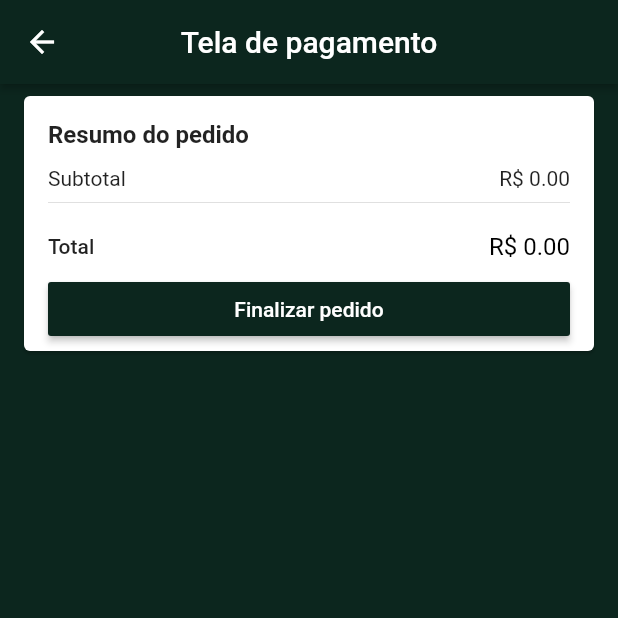
After one commit to wilsonraj-dev/projetoIntegradorV, a Flutter app: the CheckoutScreen screen opened by its route, on a phone screen of 412 x 824 dp, the top half of it. The commit adds this screen. Run offline on Flutter 3.47's test engine with Material 2 defaults, Android fonts, the phone set to English and light mode, and no system bars; our stand-ins replace brasil_fields, carousel_pro, cloud_firestore, dio, firebase_auth, geolocator and 1 more; missing offline and left inert: alphabet_list_scroll_view; accounts and stored records are empty; network calls fail.

Commit message:
Criando a tela para envio e confirmação do pagamento

```diff
--- a/lib/model/cart_product.dart
+++ b/lib/model/cart_product.dart
@@ -45,8 +45,16 @@ class CartProduct extends ChangeNotifier{
   String productId;
   int quantity;
   String size;
+  num fixedPrice;
+  Product product;
 
-  Product product;
+  /*Product _product;
+  Product get product => _product;
+  set product(Product value){
+    _product = value;
+    notifyListeners();
+  }*/
+
 
   ItemSize get itemSize{
     if(product == null) return null;
@@ -68,6 +76,15 @@ class CartProduct extends ChangeNotifier{
       'pid': productId,
       'quantity': quantity,
       'size': size,
+    };
+  }
+
+  Map<String, dynamic> toOrderItemMap(){
+    return{
+      'pid': productId,
+      'quantity': quantity,
+      'size': size,
+      'fixedPrice': fixedPrice ?? unitPrice,
     };
   }
 
--- /dev/null
+++ b/lib/model/order.dart
@@ -0,0 +1,36 @@
+import 'package:cloud_firestore/cloud_firestore.dart';
+import 'package:projeto_pi_flutter/model/address.dart';
+import 'package:projeto_pi_flutter/model/cart_manager.dart';
+import 'package:projeto_pi_flutter/model/cart_product.dart';
+
+class Order {
+  Order.fromCartManager(CartManager cartManager){
+    items = List.from(cartManager.items);
+    price = cartManager.totalPrice;
+    userId = cartManager.user.id;
+    address = cartManager.address;
+  }
+
+  final Firestore firestore = Firestore.instance;
+
+  Future<void> save() async {
+    firestore.collection('orders').document(orderId).setData(
+      {
+        'items': items.map((e) => e.toOrderItemMap()).toList(),
+        'price': price,
+        'user': userId,
+        'address': address.toMap(),
+      }
+    );
+  }
+
+  String orderId;
+
+  List<CartProduct> items;
+  num price;
+  String userId;
+  Address address;
+
+  Timestamp date;
+
+}
--- a/lib/screen/address/address_screen.dart
+++ b/lib/screen/address/address_screen.dart
@@ -21,7 +21,7 @@ class AddressScreen extends StatelessWidget {
               return PriceCard(
                 buttonText: 'Continuar para pagamento',
                 onPressed: cartManager.isAddressValid ? (){
-
+                  Navigator.of(context).pushNamed('/checkout');
                 } : null,
               );
             },
--- /dev/null
+++ b/lib/screen/checkout/checkout_screen.dart
@@ -0,0 +1,75 @@
+import 'package:flutter/material.dart';
+import 'package:projeto_pi_flutter/common/custom_drawer/price_card.dart';
+import 'package:projeto_pi_flutter/model/cart_manager.dart';
+import 'package:projeto_pi_flutter/model/checkout_model.dart';
+import 'package:provider/provider.dart';
+
+class CheckoutScreen extends StatelessWidget {
+
+  final GlobalKey<ScaffoldState> scaffoldKey = GlobalKey<ScaffoldState>();
+
+  @override
+  Widget build(BuildContext context) {
+    return ChangeNotifierProxyProvider<CartManager, CheckoutModel>(
+      create: (_) => CheckoutModel(),
+      update: (_, cartManager, checkoutModel) =>
+        checkoutModel..updateCart(cartManager),
+      lazy: false,
+
+      child: Scaffold(
+        key: scaffoldKey,
+        appBar: AppBar(
+          title: const Text('Tela de pagamento'),
+          centerTitle: true,
+        ),
+        body: Consumer<CheckoutModel>(
+          builder: (_, checkoutModel, __){
+            if(checkoutModel.loading){
+              return Center(
+                child: Column(
+                  children: <Widget>[
+                    CircularProgressIndicator(
+                      valueColor: AlwaysStoppedAnimation(Colors.white),
+                    ),
+                    const SizedBox(height: 16,),
+                    Text(
+                      'Processando pagamento...',
+                      style: TextStyle(
+                        color: Colors.white,
+                        fontWeight: FontWeight.w800,
+                        fontSize: 16
+                      ),
+                    )
+                  ],
+                ),
+              );
+            }
+            return ListView(
+              children: <Widget>[
+                PriceCard(
+                  buttonText: 'Finalizar pedido',
+                  onPressed: (){
+                    checkoutModel.checkout(
+                      onStockFail: (e){
+                        scaffoldKey.currentState.showSnackBar(
+                          SnackBar(
+                            content: const Text('Sem estoque suficiente'),
+                            backgroundColor: Colors.red,
+                          )
+                        );
+                        //Navigator.of(context).popUntil((route) => route.settings.name == '/cart');
+                      },
+                      onSuccess: (){
+                        Navigator.of(context).popUntil((route) => route.settings.name == '/base');
+                      }
+                    );
+                  },
+                )
+              ],
+            );
+          },
+        ),
+      ),
+    );
+  }
+}
--- a/lib/screen/home/components/section_list.dart
+++ b/lib/screen/home/components/section_list.dart
@@ -1,7 +1,6 @@
 import 'package:flutter/material.dart';
 import 'package:projeto_pi_flutter/model/section.dart';
 import 'package:projeto_pi_flutter/screen/home/components/section_header.dart';
-
 import 'item_tile.dart';
 
 class SectionList extends StatelessWidget {
--- a/lib/screen/home/components/section_staggered.dart
+++ b/lib/screen/home/components/section_staggered.dart
@@ -27,10 +27,12 @@ class SectionStaggered extends StatelessWidget {
             itemBuilder: (_, index){
               return ItemTile(section.items[index]);
             },
-            staggeredTileBuilder: (index) => StaggeredTile.count(2, index.isEven ? 2 : 1),
+            staggeredTileBuilder: (index) => StaggeredTile.count(
+                (index % 7 == 1) ? 2 : 1, (index % 7 == 3) ? 2 : 1
+            ),
             mainAxisSpacing: 4,
             crossAxisSpacing: 4,
-          )
+          ),
         ],
       ),
     );
--- a/lib/screen/home/home_screen.dart
+++ b/lib/screen/home/home_screen.dart
@@ -2,7 +2,6 @@ import 'package:flutter/material.dart';
 import 'package:projeto_pi_flutter/common/custom_drawer/custom_drawer.dart';
 import 'package:projeto_pi_flutter/model/home_manager.dart';
 import 'package:provider/provider.dart';
-
 import 'components/section_list.dart';
 import 'components/section_staggered.dart';
 
```
Also changed, not shown: lib/main.dart (+12 -2 lines), lib/model/cart_manager.dart (+14 -4 lines), lib/model/checkout_model.dart (added, +106 -0 lines), lib/model/item_size.dart (+6 -3 lines), lib/model/product.dart (+21 -0 lines).
